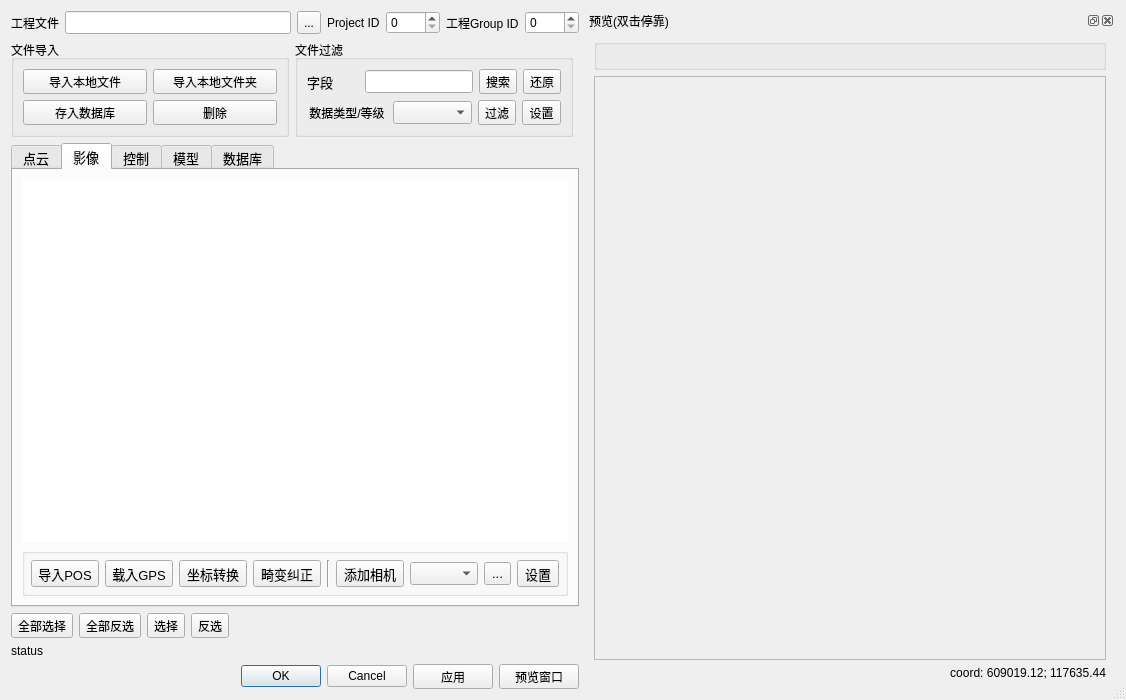
Old version of the form qCC/ui_templates/bdrProjectDlg.ui in the repository CloudCompare/CloudCompare.
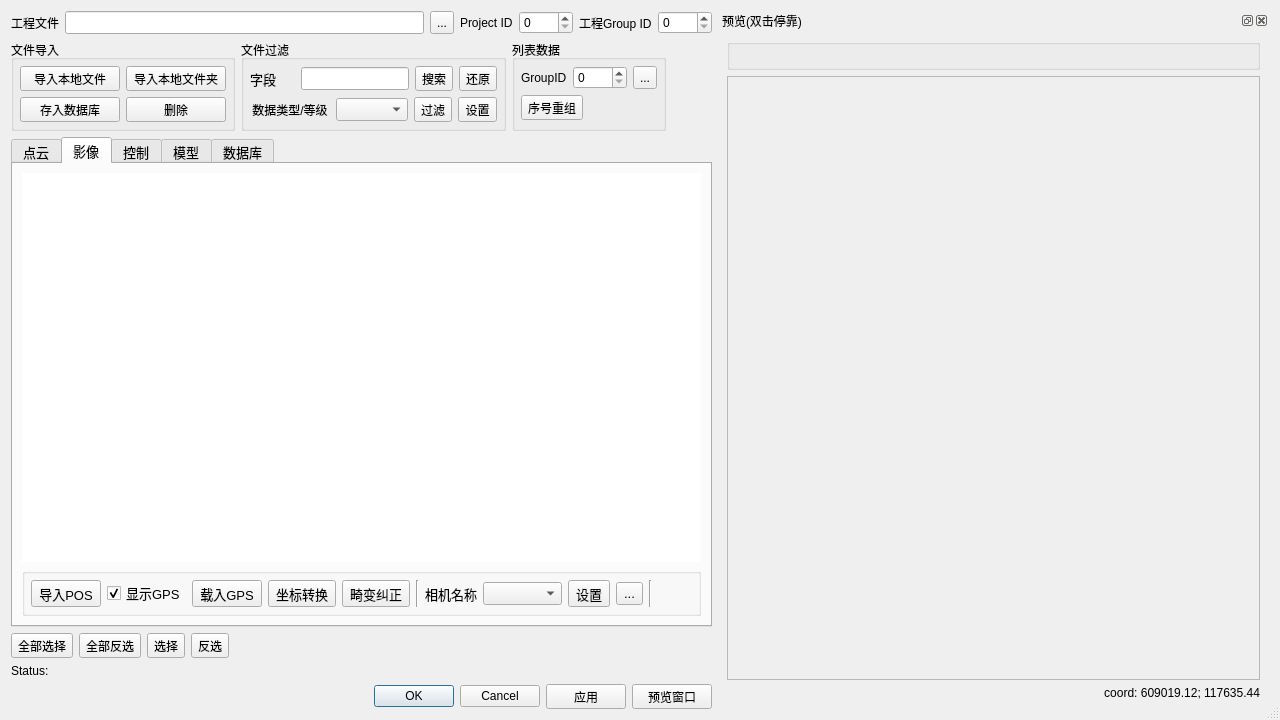
New version of the form. The open tabs and pages were chosen to show the change. Icons and pictures are not drawn.

Patch:
```diff
--- a/qCC/ui_templates/bdrProjectDlg.ui
+++ b/qCC/ui_templates/bdrProjectDlg.ui
@@ -6,8 +6,8 @@
    <rect>
     <x>0</x>
     <y>0</y>
-    <width>1126</width>
-    <height>700</height>
+    <width>1280</width>
+    <height>720</height>
    </rect>
   </property>
   <property name="windowTitle">
@@ -154,11 +154,27 @@
      </item>
      <item>
       <layout class="QGridLayout" name="gridLayout_6">
+       <item row="0" column="3">
+        <spacer name="horizontalSpacer">
+         <property name="orientation">
+          <enum>Qt::Horizontal</enum>
+         </property>
+         <property name="sizeType">
+          <enum>QSizePolicy::MinimumExpanding</enum>
+         </property>
+         <property name="sizeHint" stdset="0">
+          <size>
+           <width>0</width>
+           <height>20</height>
+          </size>
+         </property>
+        </spacer>
+       </item>
        <item row="0" column="0">
         <widget class="QGroupBox" name="importGroupBox">
          <property name="minimumSize">
           <size>
-           <width>278</width>
+           <width>220</width>
            <height>0</height>
           </size>
          </property>
@@ -177,6 +193,18 @@
           <string>文件导入</string>
          </property>
          <layout class="QGridLayout" name="gridLayout_3">
+          <property name="leftMargin">
+           <number>6</number>
+          </property>
+          <property name="topMargin">
+           <number>6</number>
+          </property>
+          <property name="rightMargin">
+           <number>6</number>
+          </property>
+          <property name="bottomMargin">
+           <number>6</number>
+          </property>
           <item row="4" column="0">
            <widget class="QToolButton" name="importLocalFileToolButton">
             <property name="sizePolicy">
@@ -259,7 +287,7 @@
             </property>
             <property name="minimumSize">
              <size>
-              <width>0</width>
+              <width>100</width>
               <height>23</height>
              </size>
             </property>
@@ -275,7 +303,7 @@
         <widget class="QGroupBox" name="searchGroupBox">
          <property name="minimumSize">
           <size>
-           <width>278</width>
+           <width>260</width>
            <height>0</height>
           </size>
          </property>
@@ -294,6 +322,18 @@
           <string>文件过滤</string>
          </property>
          <layout class="QVBoxLayout" name="verticalLayout">
+          <property name="leftMargin">
+           <number>6</number>
+          </property>
+          <property name="topMargin">
+           <number>6</number>
+          </property>
+          <property name="rightMargin">
+           <number>6</number>
+          </property>
+          <property name="bottomMargin">
+           <number>6</number>
+          </property>
           <item>
            <layout class="QHBoxLayout" name="horizontalLayout_3">
             <item>
@@ -455,17 +495,81 @@
         </widget>
        </item>
        <item row="0" column="2">
-        <spacer name="horizontalSpacer">
-         <property name="orientation">
-          <enum>Qt::Horizontal</enum>
+        <widget class="QGroupBox" name="groupBox_6">
+         <property name="font">
+          <font>
+           <pointsize>9</pointsize>
+          </font>
          </property>
-         <property name="sizeHint" stdset="0">
-          <size>
-           <width>0</width>
-           <height>20</height>
-          </size>
+         <property name="title">
+          <string>列表数据</string>
          </property>
-        </spacer>
+         <layout class="QVBoxLayout" name="verticalLayout_4">
+          <property name="leftMargin">
+           <number>6</number>
+          </property>
+          <property name="topMargin">
+           <number>6</number>
+          </property>
+          <property name="rightMargin">
+           <number>6</number>
+          </property>
+          <property name="bottomMargin">
+           <number>6</number>
+          </property>
+          <item>
+           <layout class="QHBoxLayout" name="horizontalLayout_15">
+            <item>
+             <widget class="QLabel" name="label_7">
+              <property name="text">
+               <string>GroupID</string>
+              </property>
+             </widget>
+            </item>
+            <item>
+             <widget class="QSpinBox" name="spinBox">
+              <property name="maximum">
+               <number>9999</number>
+              </property>
+             </widget>
+            </item>
+            <item>
+             <widget class="QToolButton" name="groupIDSetupToolButton">
+              <property name="minimumSize">
+               <size>
+                <width>0</width>
+                <height>23</height>
+               </size>
+              </property>
+              <property name="text">
+               <string>...</string>
+              </property>
+              <property name="icon">
+               <iconset resource="../icones.qrc">
+                <normaloff>:/CC/Stocker/images/stocker/doublerightarrow.png</normaloff>:/CC/Stocker/images/stocker/doublerightarrow.png</iconset>
+              </property>
+             </widget>
+            </item>
+           </layout>
+          </item>
+          <item>
+           <widget class="QToolButton" name="reorganizeIndexToolButton">
+            <property name="minimumSize">
+             <size>
+              <width>0</width>
+              <height>23</height>
+             </size>
+            </property>
+            <property name="toolTip">
+             <string>按列表顺序重新排列序号</string>
+            </property>
+            <property name="text">
+             <string>序号重组</string>
+            </property>
+           </widget>
+          </item>
+         </layout>
+        </widget>
        </item>
       </layout>
      </item>
@@ -634,7 +738,7 @@
            <property name="checkable">
             <bool>false</bool>
            </property>
-           <layout class="QGridLayout" name="gridLayout_7">
+           <layout class="QHBoxLayout" name="horizontalLayout_14">
             <property name="leftMargin">
              <number>6</number>
             </property>
@@ -647,8 +751,14 @@
             <property name="bottomMargin">
              <number>6</number>
             </property>
-            <item row="0" column="5">
-             <widget class="QToolButton" name="camImportToolButton">
+            <item>
+             <widget class="QToolButton" name="posFileToolButton">
+              <property name="sizePolicy">
+               <sizepolicy hsizetype="Fixed" vsizetype="Fixed">
+                <horstretch>0</horstretch>
+                <verstretch>0</verstretch>
+               </sizepolicy>
+              </property>
               <property name="minimumSize">
                <size>
                 <width>0</width>
@@ -656,12 +766,93 @@
                </size>
               </property>
               <property name="text">
-               <string>添加相机</string>
+               <string>导入POS</string>
               </property>
              </widget>
             </item>
-            <item row="0" column="6">
-             <widget class="QComboBox" name="caneraComboBox">
+            <item>
+             <widget class="QCheckBox" name="gpsInfoEnableCheckBox">
+              <property name="sizePolicy">
+               <sizepolicy hsizetype="Minimum" vsizetype="Fixed">
+                <horstretch>0</horstretch>
+                <verstretch>0</verstretch>
+               </sizepolicy>
+              </property>
+              <property name="minimumSize">
+               <size>
+                <width>70</width>
+                <height>0</height>
+               </size>
+              </property>
+              <property name="text">
+               <string>显示GPS</string>
+              </property>
+              <property name="checked">
+               <bool>true</bool>
+              </property>
+             </widget>
+            </item>
+            <item>
+             <widget class="QToolButton" name="gpsInfoToolButton">
+              <property name="sizePolicy">
+               <sizepolicy hsizetype="Fixed" vsizetype="Fixed">
+                <horstretch>0</horstretch>
+                <verstretch>0</verstretch>
+               </sizepolicy>
+              </property>
+              <property name="minimumSize">
+               <size>
+                <width>0</width>
+                <height>23</height>
+               </size>
+              </property>
+              <property name="text">
+               <string>载入GPS</string>
+              </property>
+             </widget>
+            </item>
+            <item>
+             <widget class="QToolButton" name="imageCoorCvtToolButton">
+              <property name="sizePolicy">
+               <sizepolicy hsizetype="Fixed" vsizetype="Fixed">
+                <horstretch>0</horstretch>
+                <verstretch>0</verstretch>
+               </sizepolicy>
+              </property>
+              <property name="minimumSize">
+               <size>
+                <width>0</width>
+                <height>23</height>
+               </size>
+              </property>
+              <property name="text">
+               <string>坐标转换</string>
+              </property>
+             </widget>
+            </item>
+            <item>
+             <widget class="QToolButton" name="undistortToolButton">
+              <property name="text">
+               <string>畸变纠正</string>
+              </property>
+             </widget>
+            </item>
+            <item>
+             <widget class="Line" name="line">
+              <property name="orientation">
+               <enum>Qt::Vertical</enum>
+              </property>
+             </widget>
+            </item>
+            <item>
+             <widget class="QLabel" name="label_6">
+              <property name="text">
+               <string>相机名称</string>
+              </property>
+             </widget>
+            </item>
+            <item>
+             <widget class="QComboBox" name="cameraComboBox">
               <property name="sizePolicy">
                <sizepolicy hsizetype="Preferred" vsizetype="Fixed">
                 <horstretch>0</horstretch>
@@ -682,24 +873,7 @@
               </property>
              </widget>
             </item>
-            <item row="0" column="7">
-             <widget class="QToolButton" name="cameraOptionsToolButton">
-              <property name="minimumSize">
-               <size>
-                <width>0</width>
-                <height>23</height>
-               </size>
-              </property>
-              <property name="text">
-               <string>...</string>
-              </property>
-              <property name="icon">
-               <iconset resource="../icones.qrc">
-                <normaloff>:/CC/Stocker/images/stocker/setting.png</normaloff>:/CC/Stocker/images/stocker/setting.png</iconset>
-              </property>
-             </widget>
-            </item>
-            <item row="0" column="8">
+            <item>
              <widget class="QToolButton" name="cameraSetupToolButton">
               <property name="minimumSize">
                <size>
@@ -722,76 +896,42 @@
               </property>
              </widget>
             </item>
-            <item row="0" column="3">
-             <widget class="QToolButton" name="undistortToolButton">
+            <item>
+             <widget class="QToolButton" name="cameraOptionsToolButton">
+              <property name="minimumSize">
+               <size>
+                <width>0</width>
+                <height>23</height>
+               </size>
+              </property>
               <property name="text">
-               <string>畸变纠正</string>
+               <string>...</string>
+              </property>
+              <property name="icon">
+               <iconset resource="../icones.qrc">
+                <normaloff>:/CC/Stocker/images/stocker/setting.png</normaloff>:/CC/Stocker/images/stocker/setting.png</iconset>
               </property>
              </widget>
             </item>
-            <item row="0" column="4">
-             <widget class="Line" name="line">
+            <item>
+             <widget class="Line" name="line_2">
               <property name="orientation">
                <enum>Qt::Vertical</enum>
               </property>
              </widget>
             </item>
-            <item row="0" column="1">
-             <widget class="QToolButton" name="gpsInfoToolButton">
-              <property name="sizePolicy">
-               <sizepolicy hsizetype="Fixed" vsizetype="Fixed">
-                <horstretch>0</horstretch>
-                <verstretch>0</verstretch>
-               </sizepolicy>
+            <item>
+             <spacer name="horizontalSpacer_7">
+              <property name="orientation">
+               <enum>Qt::Horizontal</enum>
               </property>
-              <property name="minimumSize">
+              <property name="sizeHint" stdset="0">
                <size>
-                <width>0</width>
-                <height>23</height>
+                <width>40</width>
+                <height>20</height>
                </size>
               </property>
-              <property name="text">
-               <string>载入GPS</string>
-              </property>
-             </widget>
-            </item>
-            <item row="0" column="2">
-             <widget class="QToolButton" name="imageCoorCvtToolButton">
-              <property name="sizePolicy">
-               <sizepolicy hsizetype="Fixed" vsizetype="Fixed">
-                <horstretch>0</horstretch>
-                <verstretch>0</verstretch>
-               </sizepolicy>
-              </property>
-              <property name="minimumSize">
-               <size>
-                <width>0</width>
-                <height>23</height>
-               </size>
-              </property>
-              <property name="text">
-               <string>坐标转换</string>
-              </property>
-             </widget>
-            </item>
-            <item row="0" column="0">
-             <widget class="QToolButton" name="posFileToolButton">
-              <property name="sizePolicy">
-               <sizepolicy hsizetype="Fixed" vsizetype="Fixed">
-                <horstretch>0</horstretch>
-                <verstretch>0</verstretch>
-               </sizepolicy>
-              </property>
-              <property name="minimumSize">
-               <size>
-                <width>0</width>
-                <height>23</height>
-               </size>
-              </property>
-              <property name="text">
-               <string>导入POS</string>
-              </property>
-             </widget>
+             </spacer>
             </item>
            </layout>
           </widget>
@@ -1298,7 +1438,7 @@
           </size>
          </property>
          <property name="text">
-          <string>status</string>
+          <string>Status:</string>
          </property>
         </widget>
        </item>
@@ -1378,6 +1518,12 @@
    </item>
    <item>
     <widget class="QDockWidget" name="previewDockWidget">
+     <property name="sizePolicy">
+      <sizepolicy hsizetype="Expanding" vsizetype="Preferred">
+       <horstretch>0</horstretch>
+       <verstretch>0</verstretch>
+      </sizepolicy>
+     </property>
      <property name="mouseTracking">
       <bool>true</bool>
      </property>
```
Left out of the diff: 31 changed lines with no effect on the pictures.
